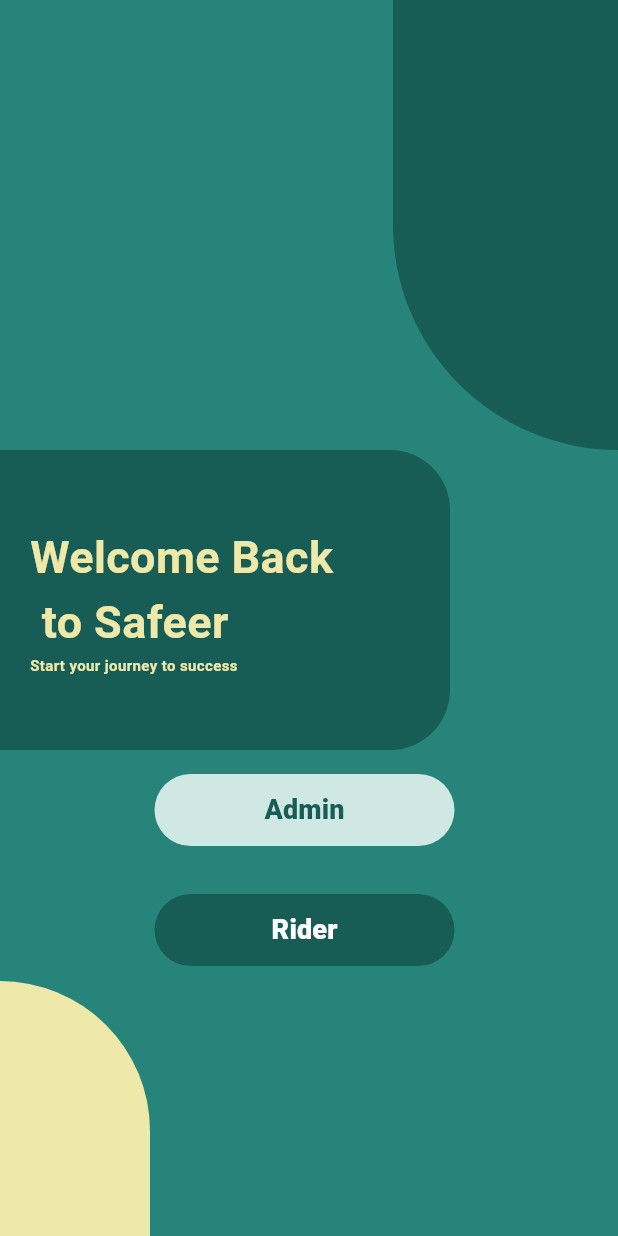
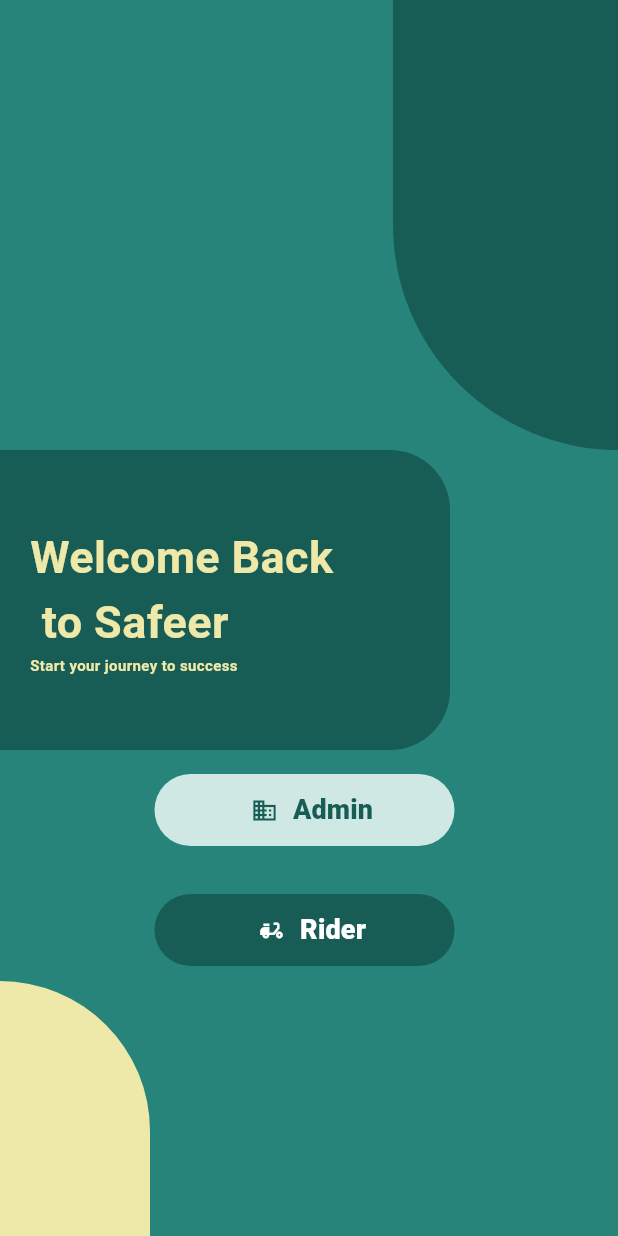
Before and after one commit to saleh-ioio/safeerv3, a Flutter app: the ChooseUserTypePage screen opened directly, on a phone screen of 412 x 824 dp. Run offline on Flutter 3.47's test engine with Material 3 defaults, Android fonts, the phone set to English and light mode, and no system bars; our stand-ins replace cloud_firestore, firebase_auth, firebase_core, loading_animation_widget, shared_preferences; accounts and stored records are empty.

Commit message:
working on styling of choose user type page

```diff
--- a/lib/screens/authenticate/chooseUserTypePage.dart
+++ b/lib/screens/authenticate/chooseUserTypePage.dart
@@ -90,12 +90,21 @@ class _ChooseUserTypePageState extends State<ChooseUserTypePage> {
                     ),
                   );
                 },
-                child: Text(
+                child: Row(
+                  mainAxisAlignment: MainAxisAlignment.center,
+                  children: [
+                    Padding(
+                      padding: const EdgeInsets.symmetric(horizontal: 10),
+                      child: Icon(Icons.business, color: AppColors.darkergreen),
+                    ),
+                    Text(
                       'Admin',
                       style: TextStyle(
                           fontSize: 18,
                           fontWeight: FontWeight.w900,
                           color: AppColors.darkergreen),
+                    ),
+                  ],
                 ),
               ),
             ),
@@ -119,12 +128,22 @@ class _ChooseUserTypePageState extends State<ChooseUserTypePage> {
                             )),
                   );
                 },
-                child: Text(
+                child: Row(
+                  mainAxisAlignment: MainAxisAlignment.center,
+                  children: [
+                    Padding(
+                      padding: const EdgeInsets.symmetric(horizontal: 10),
+                      child: Icon(Icons.delivery_dining,
+                          color: Colors.white),
+                    ),
+                    Text(
                       'Rider',
                       style: TextStyle(
                           fontSize: 18,
                           fontWeight: FontWeight.w900,
                           color: Colors.white),
+                    ),
+                  ],
                 ),
               ),
             ),
```
Lines whose indentation alone changed are shown as unchanged.
